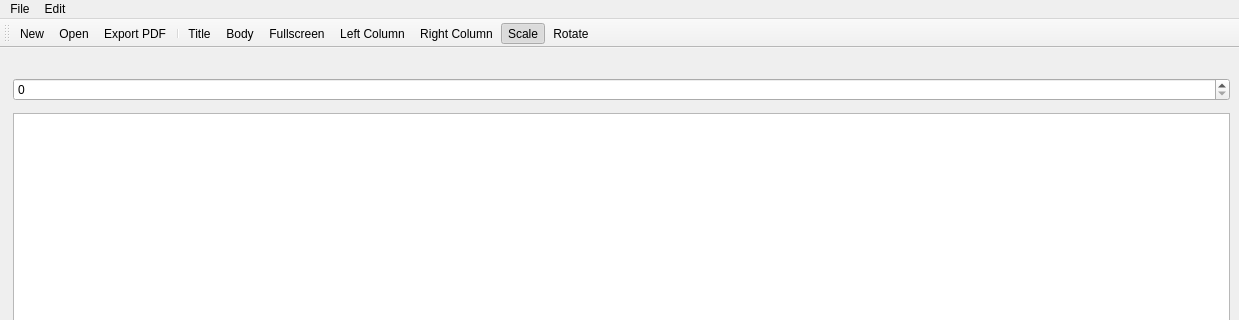
Before: the Qt Designer form src/ui/mainwindow.ui in thgier/PotatoPresenter, drawn with Qt 5; both pictures show x 0 to 1239 and y 0 to 320 of the 1239 by 707 pixel window.
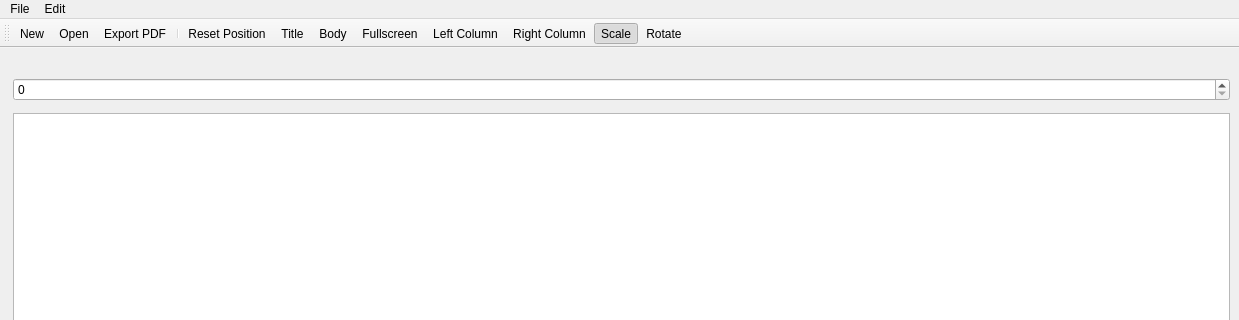
After: the same form once the commit is applied. Icons and pictures are not drawn. Custom widgets are drawn as their Qt base class.

Commit message: reset Box Position Button

Patch:
```diff
--- a/src/ui/mainwindow.ui
+++ b/src/ui/mainwindow.ui
@@ -123,6 +123,7 @@
    <addaction name="actionOpen"/>
    <addaction name="actionCreatePDF"/>
    <addaction name="separator"/>
+   <addaction name="actionReset_Position"/>
    <addaction name="actionLayoutTitle"/>
    <addaction name="actionLayoutBody"/>
    <addaction name="actionLayoutFullscreen"/>
@@ -319,6 +320,14 @@
     <string>Ctrl+Shift+E</string>
    </property>
   </action>
+  <action name="actionReset_Position">
+   <property name="icon">
+    <iconset theme="edit-reset"/>
+   </property>
+   <property name="text">
+    <string>Reset Position</string>
+   </property>
+  </action>
  </widget>
  <customwidgets>
   <customwidget>
```
The commit also changes 7 other files.
